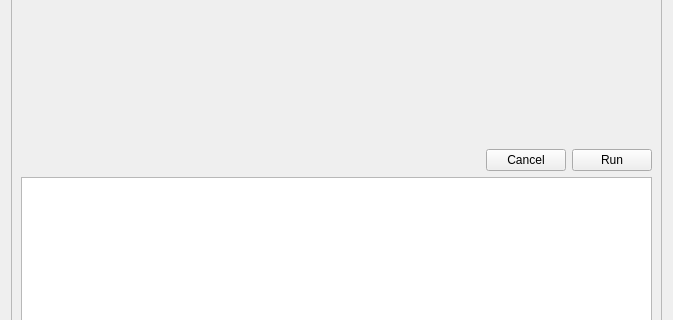
Before: the Qt Designer form eis_qgis_plugin/resources/ui/modeling/application.ui in GispoCoding/eis_qgis_plugin, drawn with Qt 5; both pictures show x 0 to 673 and y 328 to 648 of the 673 by 804 pixel window.
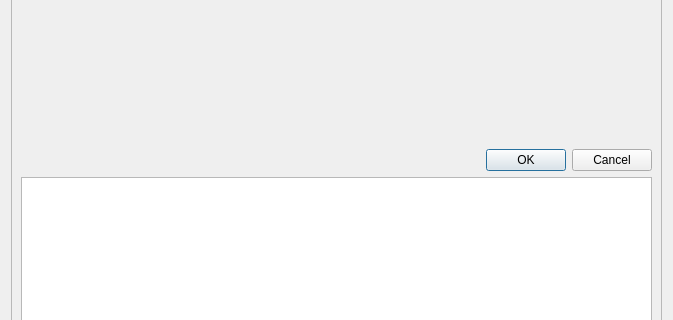
After: the same form once the commit is applied. Custom widgets are drawn as their Qt base class.

Commit message: ui(wizard): add icons to most buttons, change many buttons to use QDialogButtonBox, clean UIs

Patch:
```diff
--- a/eis_qgis_plugin/resources/ui/modeling/application.ui
+++ b/eis_qgis_plugin/resources/ui/modeling/application.ui
@@ -213,35 +213,11 @@
         </spacer>
        </item>
        <item>
-        <layout class="QHBoxLayout" name="horizontalLayout_3">
-         <item>
-          <spacer name="horizontalSpacer_2">
-           <property name="orientation">
-            <enum>Qt::Horizontal</enum>
-           </property>
-           <property name="sizeHint" stdset="0">
-            <size>
-             <width>40</width>
-             <height>20</height>
-            </size>
-           </property>
-          </spacer>
-         </item>
-         <item>
-          <widget class="QPushButton" name="cancel_application_btn">
-           <property name="text">
-            <string>Cancel</string>
-           </property>
-          </widget>
-         </item>
-         <item>
-          <widget class="QPushButton" name="application_run_btn">
-           <property name="text">
-            <string>Run</string>
-           </property>
-          </widget>
-         </item>
-        </layout>
+        <widget class="QDialogButtonBox" name="button_box">
+         <property name="standardButtons">
+          <set>QDialogButtonBox::Cancel|QDialogButtonBox::Ok</set>
+         </property>
+        </widget>
        </item>
        <item>
         <layout class="QVBoxLayout" name="verticalLayout_18">
```
The commit also changes 21 other files.
